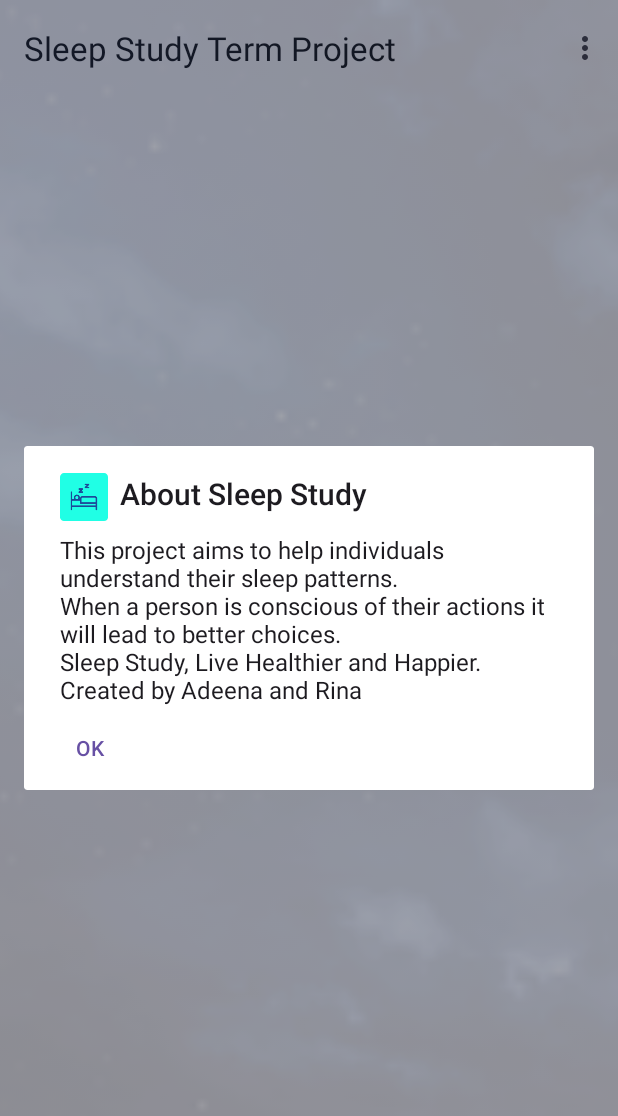
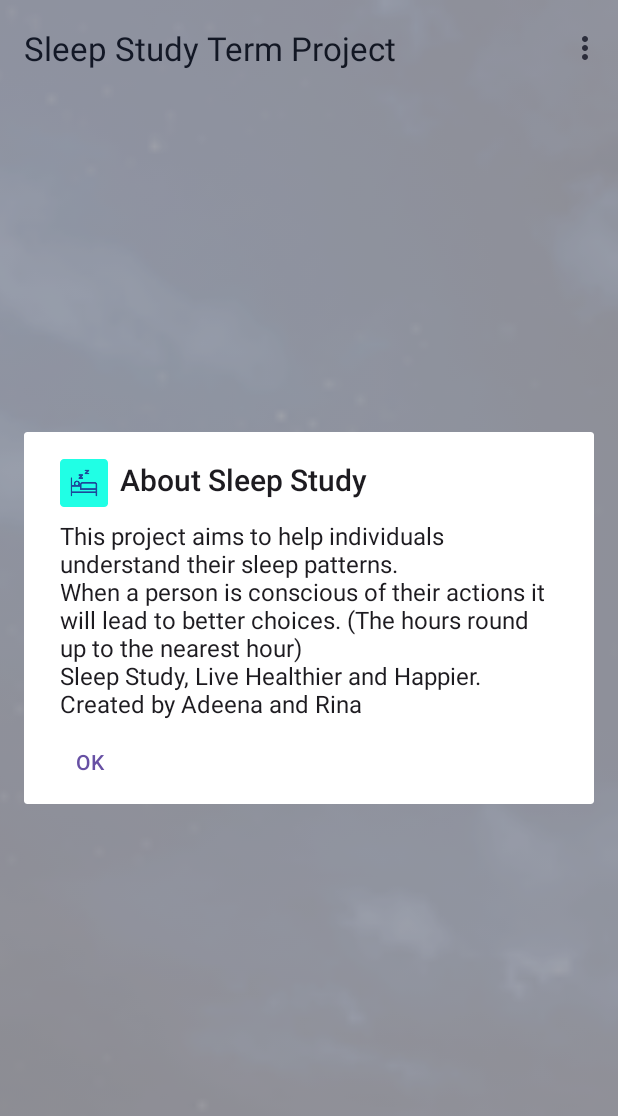
Before and after one commit to rsteinberg6/Sleep_Study_Project, an Android app: the screen it shows after launch (MainActivity), in the options menu, after a tap on "About", on a phone screen of 412 x 824 dp. Shown: the top 1116 px of the screen. Run offline under Robolectric (Android 15) with nearby library versions, the phone set to English and light mode, and no system bars.

Commit message:
fixing mistakes  The time picker saves previous entered information  The calculator is correct and the recommendation is correct  added custom colors.  Edit appearance of dialogs.

```diff
--- a/app/src/main/res/values/strings.xml
+++ b/app/src/main/res/values/strings.xml
@@ -21,7 +21,7 @@
     <string name="select_bedtime">Select Bedtime</string>
     <string name="calculate_sleep">Calculate Sleep</string>
     <string name="about_text">This project aims to help individuals understand their sleep patterns. \nWhen
-    a person is conscious of their actions it will lead to better choices. \nSleep Study, Live Healthier and Happier.
+    a person is conscious of their actions it will lead to better choices. (The hours round up to the nearest hour) \nSleep Study, Live Healthier and Happier.
     \nCreated by Adeena and Rina</string>
 
 
```
Also changed, not shown: app/src/main/java/com/example/sleepstudytermproject/models/SleepStudy.java (+4 -4 lines).
